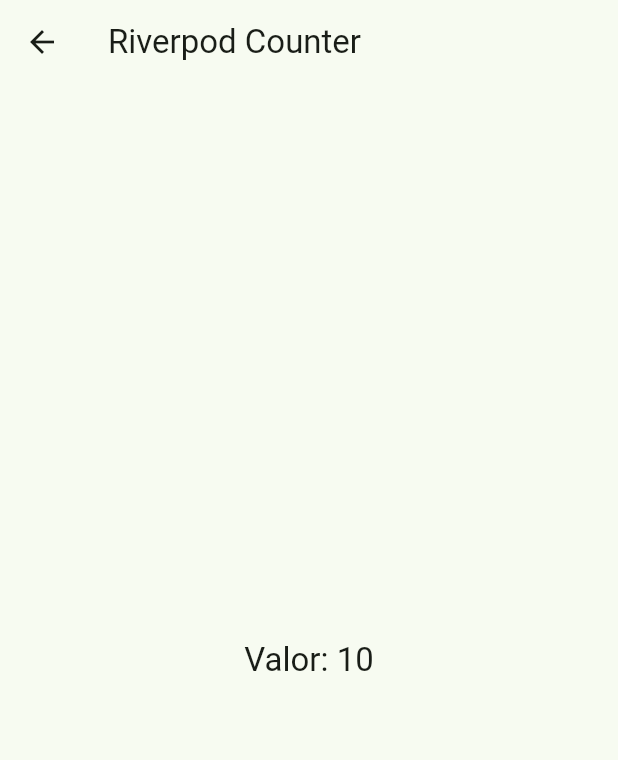
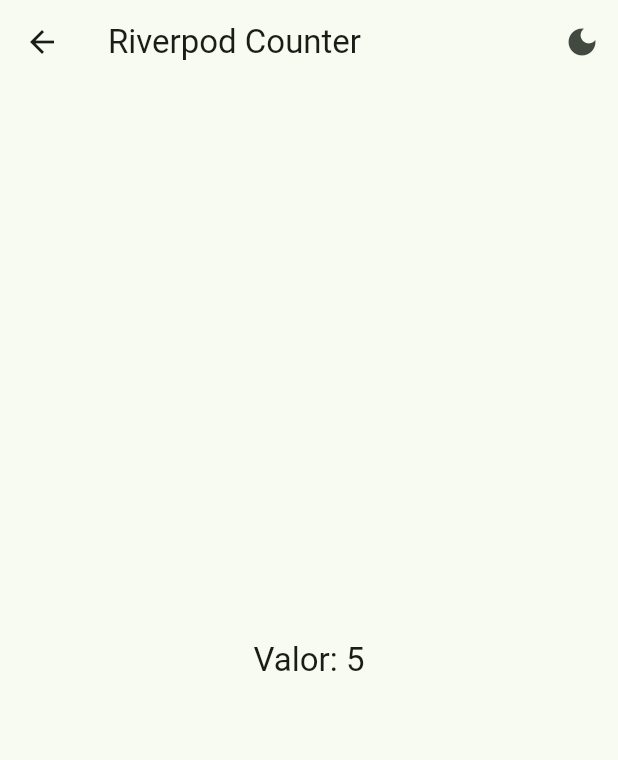
Before and after one commit to mikeonoff09/widgets-app, a Flutter app: the screen it shows after launch, after a tap on "Counter", on a phone screen of 412 x 824 dp. Shown: the top 760 px of the screen. Run offline on Flutter 3.47's test engine with Material 2 defaults, Android fonts, the phone set to English and light mode, and no system bars; our stand-ins replace flutter_riverpod, go_router.

Commit message:
riverpod added

```diff
--- a/lib/main.dart
+++ b/lib/main.dart
@@ -1,9 +1,10 @@
 import 'package:flutter/material.dart';
+import 'package:flutter_riverpod/flutter_riverpod.dart';
 import 'package:widgets_app/config/router/app_router.dart';
 import 'package:widgets_app/config/theme/app_theme.dart';
 
 void main() {
-  runApp(const MainApp());
+  runApp(const ProviderScope(child: MainApp()));
 }
 
 class MainApp extends StatelessWidget {
--- /dev/null
+++ b/lib/presentation/providers/counter_provider.dart
@@ -0,0 +1,3 @@
+import 'package:flutter_riverpod/flutter_riverpod.dart';
+
+final counterProvider = StateProvider((ref) => 5);
--- /dev/null
+++ b/lib/presentation/providers/theme_provider.dart
@@ -0,0 +1,5 @@
+
+
+import 'package:flutter_riverpod/flutter_riverpod.dart';
+
+final isDarkModeProvider = StateProvider((ref) =>  false);
--- a/lib/presentation/screens/counter/counter_screen.dart
+++ b/lib/presentation/screens/counter/counter_screen.dart
@@ -1,22 +1,47 @@
 import 'package:flutter/material.dart';
+import 'package:flutter_riverpod/flutter_riverpod.dart';
 import 'package:widgets_app/config/router/app_router.dart';
+import 'package:widgets_app/presentation/providers/counter_provider.dart';
+import 'package:widgets_app/presentation/providers/theme_provider.dart';
 
-class CounterScreen extends StatelessWidget {
+class CounterScreen extends ConsumerWidget {
   static const String name = AppRoutes.counter;
 
   const CounterScreen({super.key});
 
   @override
-  Widget build(BuildContext context) {
+  Widget build(BuildContext context, WidgetRef ref) {
+    final tapCounter = ref.watch(counterProvider);
+    final isDarkMode = ref.watch(isDarkModeProvider);
     return Scaffold(
-      appBar: AppBar(title: const Text('Riverpod Counter')),
+      appBar: AppBar(
+        title: Text('Riverpod Counter'),
+        actions: [
+          IconButton(
+            icon: Icon(
+              ref.read(isDarkModeProvider.notifier).state
+                  ? Icons.sunny
+                  : Icons.dark_mode,
+            ),
+            onPressed: () {
+              ref
+                  .read(isDarkModeProvider.notifier)
+                  .update((state) => state = !state);
+            },
+          )
+        ],
+      ),
       floatingActionButton: FloatingActionButton(
-        onPressed: () {},
+        onPressed: () {
+          // updating looks better
+          // ref.read(counterProvider.notifier).update((state) => state++);
+          ref.read(counterProvider.notifier).state++;
+        },
         child: const Icon(Icons.add),
       ),
       body: Center(
         child: Text(
-          'Valor: 10',
+          'Valor: $tapCounter',
           style: Theme.of(context).textTheme.titleLarge,
         ),
       ),
--- a/pubspec.yaml
+++ b/pubspec.yaml
@@ -9,6 +9,7 @@ environment:
 dependencies:
   flutter:
     sdk: flutter
+  flutter_riverpod: ^2.4.0
   go_router: ^10.1.0
 
 dev_dependencies:
```
Also changed, not shown: lib/config/theme/app_theme.dart (+7 -0 lines), pubspec.lock.
